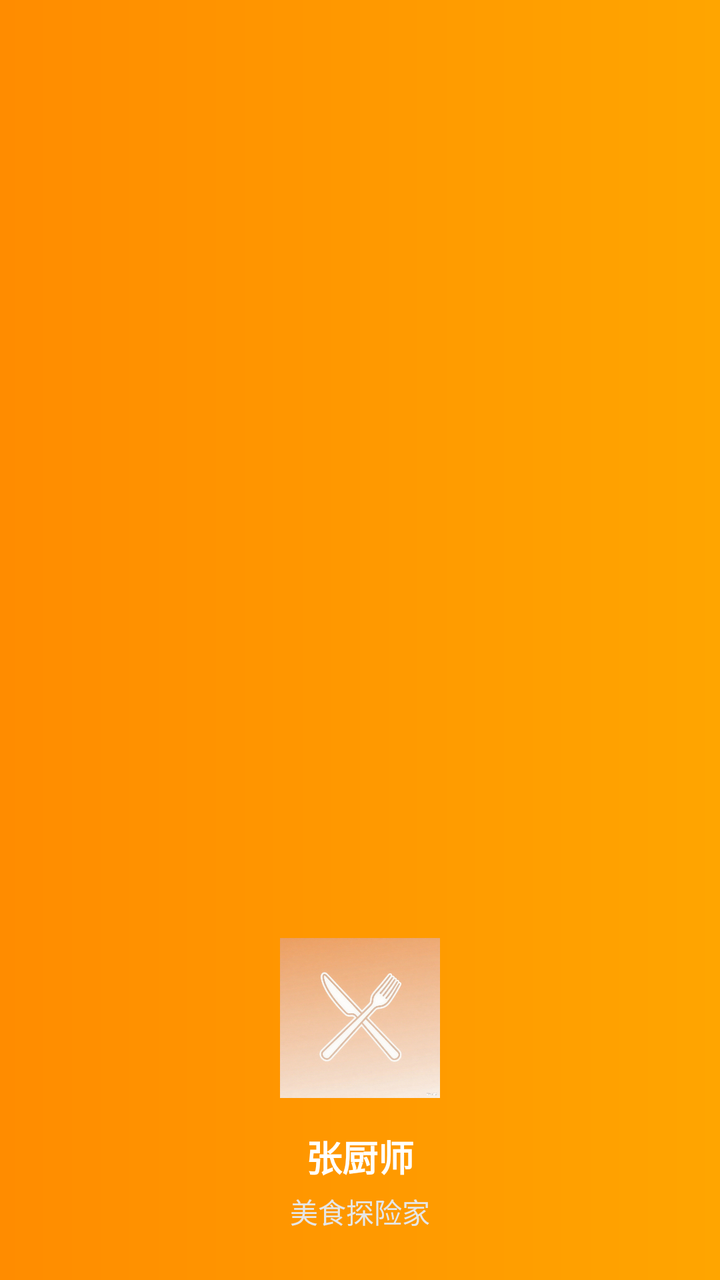
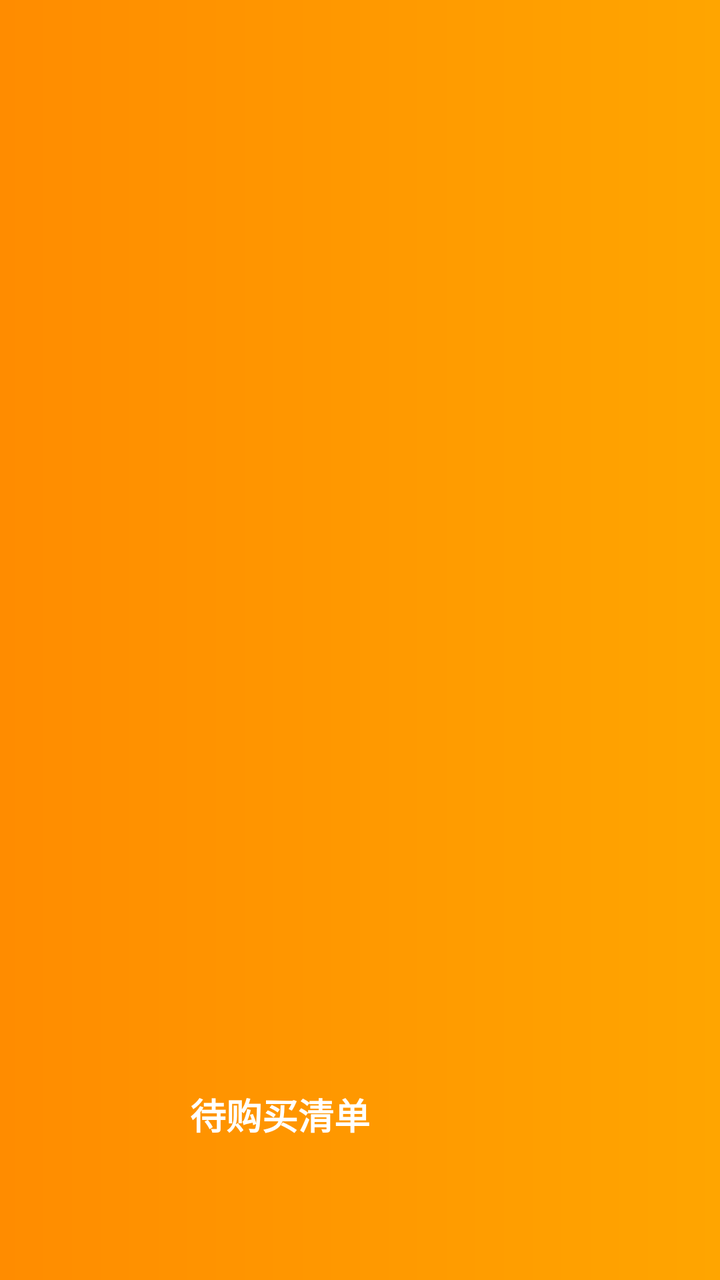

An Android layout rendered at two revisions. The XML below is the earlier revision; the diff shows what the commit changed to produce the second picture.
<!-- AndroidManifest.xml: application theme Theme.Kitchenmanager -->
<!-- res/layout/nav_header.xml -->
<?xml version="1.0" encoding="utf-8"?>
<LinearLayout xmlns:android="http://schemas.android.com/apk/res/android"
    android:layout_width="match_parent"
    android:layout_height="200dp"
    android:background="@drawable/bg_nav_header"
    android:gravity="bottom"
    android:orientation="vertical"
    android:padding="24dp">

    <ImageView
        android:id="@+id/iv_user_avatar"
        android:layout_width="80dp"
        android:layout_height="80dp"
        android:layout_gravity="center_horizontal"
        android:src="@drawable/ic_logo_orange"
        android:contentDescription="用户头像" />

    <TextView
        android:id="@+id/tv_user_name"
        android:layout_width="wrap_content"
        android:layout_height="wrap_content"
        android:layout_gravity="center_horizontal"
        android:layout_marginTop="16dp"
        android:text="张厨师"
        android:textColor="#FFFFFF"
        android:textSize="18sp"
        android:textStyle="bold" />

    <TextView
        android:id="@+id/tv_user_level"
        android:layout_width="wrap_content"
        android:layout_height="wrap_content"
        android:layout_gravity="center_horizontal"
        android:layout_marginTop="4dp"
        android:text="美食探险家"
        android:textColor="#E6E6E6"
        android:textSize="14sp" />
</LinearLayout>
<!-- resources referenced by this layout -->
<resources>
  <!-- drawable bg_nav_header (drawable) -->
  <?xml version="1.0" encoding="utf-8"?>
  <shape xmlns:android="http://schemas.android.com/apk/res/android"
      android:shape="rectangle">
      <gradient
          android:startColor="#FF8C00"
          android:endColor="#FFA500"
          android:type="linear" />
  </shape>
  <!-- drawable ic_logo_orange: png bitmap (drawable, 921157 bytes) -->
  <style name="Theme.Kitchenmanager" parent="Base.Theme.Kitchenmanager" />
  <style name="Base.Theme.Kitchenmanager" parent="Theme.MaterialComponents.DayNight.NoActionBar.Bridge">
          
          
      </style>
</resources>

<!-- the commit's change to res/layout/nav_header.xml (unified diff, before → after) -->
@@ -7,32 +7,16 @@
     android:orientation="vertical"
     android:padding="24dp">
 
-    <ImageView
-        android:id="@+id/iv_user_avatar"
-        android:layout_width="80dp"
-        android:layout_height="80dp"
-        android:layout_gravity="center_horizontal"
-        android:src="@drawable/ic_logo_orange"
-        android:contentDescription="用户头像" />
 
     <TextView
         android:id="@+id/tv_user_name"
-        android:layout_width="wrap_content"
-        android:layout_height="wrap_content"
+        android:layout_width="170dp"
+        android:layout_height="72dp"
         android:layout_gravity="center_horizontal"
         android:layout_marginTop="16dp"
-        android:text="张厨师"
+        android:text="待购买清单"
         android:textColor="#FFFFFF"
         android:textSize="18sp"
         android:textStyle="bold" />
 
-    <TextView
-        android:id="@+id/tv_user_level"
-        android:layout_width="wrap_content"
-        android:layout_height="wrap_content"
-        android:layout_gravity="center_horizontal"
-        android:layout_marginTop="4dp"
-        android:text="美食探险家"
-        android:textColor="#E6E6E6"
-        android:textSize="14sp" />
 </LinearLayout>
<!-- resource entries referenced after the edit -->
@@ -9,7 +9,6 @@
           android:endColor="#FFA500"
           android:type="linear" />
   </shape>
-  <!-- drawable ic_logo_orange: png bitmap (drawable, 921157 bytes) -->
   <style name="Theme.Kitchenmanager" parent="Base.Theme.Kitchenmanager" />
   <style name="Base.Theme.Kitchenmanager" parent="Theme.MaterialComponents.DayNight.NoActionBar.Bridge">
           
